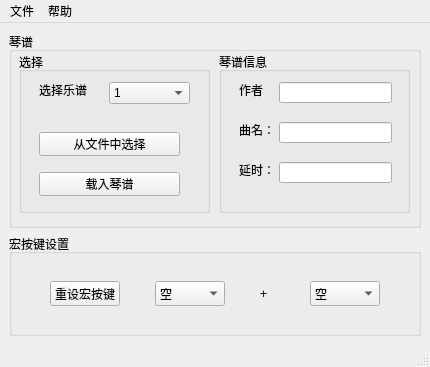
This is src/mainwindow.ui in muaying/ysMusic as Qt 5 draws it before an edit. The edited form follows.
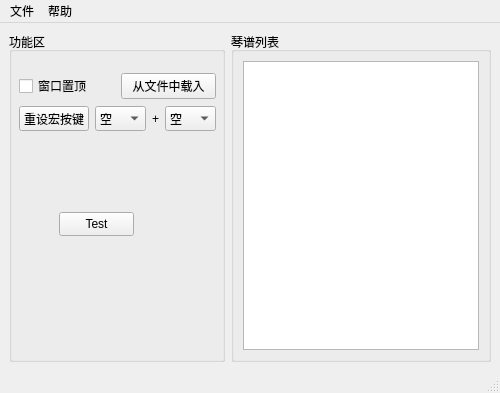
This is the edited form.

Commit message: 1. 将sheet author 等信息封装为类 Music 2. 载入的琴谱 以 表格的形式存在 3. 优化了部分代码结构

Diff of the .ui file:
```diff
--- a/src/mainwindow.ui
+++ b/src/mainwindow.ui
@@ -6,14 +6,14 @@
    <rect>
     <x>0</x>
     <y>0</y>
-    <width>430</width>
-    <height>367</height>
+    <width>500</width>
+    <height>390</height>
    </rect>
   </property>
   <property name="maximumSize">
    <size>
-    <width>430</width>
-    <height>400</height>
+    <width>500</width>
+    <height>390</height>
    </size>
   </property>
   <property name="baseSize">
@@ -26,204 +26,67 @@
    <string>原神Music</string>
   </property>
   <widget class="QWidget" name="centralwidget">
-   <layout class="QVBoxLayout" name="verticalLayout">
+   <layout class="QHBoxLayout" name="horizontalLayout_2">
     <item>
-     <widget class="QGroupBox" name="groupBox_2">
-      <property name="minimumSize">
-       <size>
-        <width>0</width>
-        <height>196</height>
-       </size>
-      </property>
-      <property name="title">
-       <string>琴谱</string>
-      </property>
-      <widget class="QGroupBox" name="groupBox_3">
-       <property name="geometry">
-        <rect>
-         <x>210</x>
-         <y>20</y>
-         <width>191</width>
-         <height>161</height>
-        </rect>
-       </property>
-       <property name="title">
-        <string>琴谱信息</string>
-       </property>
-       <widget class="QLabel" name="label_4">
-        <property name="geometry">
-         <rect>
-          <x>20</x>
-          <y>30</y>
-          <width>53</width>
-          <height>16</height>
-         </rect>
-        </property>
-        <property name="text">
-         <string>作者</string>
-        </property>
-       </widget>
-       <widget class="QLabel" name="label_5">
-        <property name="geometry">
-         <rect>
-          <x>20</x>
-          <y>70</y>
-          <width>53</width>
-          <height>16</height>
-         </rect>
-        </property>
-        <property name="text">
-         <string>曲名：</string>
-        </property>
-       </widget>
-       <widget class="QLineEdit" name="editAuthor">
-        <property name="enabled">
-         <bool>true</bool>
-        </property>
-        <property name="geometry">
-         <rect>
-          <x>60</x>
-          <y>30</y>
-          <width>113</width>
-          <height>21</height>
-         </rect>
-        </property>
-        <property name="readOnly">
-         <bool>true</bool>
-        </property>
-       </widget>
-       <widget class="QLineEdit" name="editMusicName">
-        <property name="enabled">
-         <bool>true</bool>
-        </property>
-        <property name="geometry">
-         <rect>
-          <x>60</x>
-          <y>70</y>
-          <width>113</width>
-          <height>21</height>
-         </rect>
-        </property>
-        <property name="readOnly">
-         <bool>true</bool>
-        </property>
-       </widget>
-       <widget class="QLabel" name="label_6">
-        <property name="geometry">
-         <rect>
-          <x>20</x>
-          <y>110</y>
-          <width>53</width>
-          <height>16</height>
-         </rect>
-        </property>
-        <property name="text">
-         <string>延时：</string>
-        </property>
-       </widget>
-       <widget class="QLineEdit" name="editDelay">
-        <property name="enabled">
-         <bool>true</bool>
-        </property>
-        <property name="geometry">
-         <rect>
-          <x>60</x>
-          <y>110</y>
-          <width>113</width>
-          <height>21</height>
-         </rect>
-        </property>
-        <property name="readOnly">
-         <bool>true</bool>
-        </property>
-       </widget>
-      </widget>
       <widget class="QGroupBox" name="groupBox_4">
-       <property name="geometry">
-        <rect>
-         <x>10</x>
-         <y>20</y>
-         <width>191</width>
-         <height>161</height>
-        </rect>
-       </property>
-       <property name="title">
-        <string>选择</string>
-       </property>
-       <widget class="QLabel" name="label_3">
-        <property name="geometry">
-         <rect>
-          <x>20</x>
-          <y>30</y>
-          <width>53</width>
-          <height>16</height>
-         </rect>
-        </property>
-        <property name="text">
-         <string>选择乐谱</string>
-        </property>
-       </widget>
-       <widget class="QComboBox" name="cmbSelect">
-        <property name="geometry">
-         <rect>
-          <x>90</x>
-          <y>30</y>
-          <width>81</width>
-          <height>22</height>
-         </rect>
-        </property>
-        <item>
-         <property name="text">
-          <string>1</string>
-         </property>
-        </item>
-        <item>
-         <property name="text">
-          <string>2</string>
-         </property>
-        </item>
-       </widget>
-       <widget class="QPushButton" name="btnLoadSheet">
-        <property name="geometry">
-         <rect>
-          <x>20</x>
-          <y>120</y>
-          <width>141</width>
-          <height>24</height>
-         </rect>
-        </property>
-        <property name="text">
-         <string>载入琴谱</string>
-        </property>
-       </widget>
-       <widget class="QPushButton" name="btnSelect">
-        <property name="geometry">
-         <rect>
-          <x>20</x>
-          <y>80</y>
-          <width>141</width>
-          <height>24</height>
-         </rect>
-        </property>
-        <property name="text">
-         <string>从文件中选择</string>
-        </property>
-       </widget>
-      </widget>
-     </widget>
-    </item>
-    <item>
-     <widget class="QGroupBox" name="groupBox">
+      <property name="minimumSize">
+       <size>
+        <width>200</width>
+        <height>330</height>
+       </size>
+      </property>
       <property name="maximumSize">
        <size>
         <width>16777215</width>
-        <height>132</height>
+        <height>330</height>
        </size>
       </property>
       <property name="title">
-       <string>宏按键设置</string>
+       <string>功能区</string>
       </property>
-      <layout class="QHBoxLayout" name="horizontalLayout_2">
+      <widget class="QPushButton" name="btnTest">
+       <property name="geometry">
+        <rect>
+         <x>50</x>
+         <y>180</y>
+         <width>75</width>
+         <height>24</height>
+        </rect>
+       </property>
+       <property name="text">
+        <string>Test</string>
+       </property>
+      </widget>
+      <widget class="QWidget" name="">
+       <property name="geometry">
+        <rect>
+         <x>10</x>
+         <y>40</y>
+         <width>197</width>
+         <height>60</height>
+        </rect>
+       </property>
+       <layout class="QVBoxLayout" name="verticalLayout">
+        <item>
+         <layout class="QHBoxLayout" name="horizontalLayout_5">
+          <item>
+           <widget class="QCheckBox" name="checkBoxTopWindow">
+            <property name="text">
+             <string>窗口置顶</string>
+            </property>
+           </widget>
+          </item>
+          <item>
+           <widget class="QPushButton" name="btnLoad">
+            <property name="text">
+             <string>从文件中载入</string>
+            </property>
+           </widget>
+          </item>
+         </layout>
+        </item>
+        <item>
+         <layout class="QHBoxLayout" name="horizontalLayout_3">
        <item>
         <widget class="QPushButton" name="btnResetHotkey">
          <property name="maximumSize">
@@ -238,6 +101,8 @@
         </widget>
        </item>
        <item>
+           <layout class="QHBoxLayout" name="horizontalLayout_4">
+            <item>
         <widget class="QComboBox" name="cmbHot1">
          <property name="maximumSize">
           <size>
@@ -316,6 +181,45 @@
         </widget>
        </item>
       </layout>
+          </item>
+         </layout>
+        </item>
+       </layout>
+      </widget>
+     </widget>
+    </item>
+    <item>
+     <widget class="QGroupBox" name="groupBox_3">
+      <property name="minimumSize">
+       <size>
+        <width>250</width>
+        <height>330</height>
+       </size>
+      </property>
+      <property name="maximumSize">
+       <size>
+        <width>260</width>
+        <height>330</height>
+       </size>
+      </property>
+      <property name="title">
+       <string>琴谱列表</string>
+      </property>
+      <layout class="QHBoxLayout" name="horizontalLayout">
+       <item>
+        <widget class="QTableView" name="tableView">
+         <property name="selectionMode">
+          <enum>QAbstractItemView::SingleSelection</enum>
+         </property>
+         <property name="selectionBehavior">
+          <enum>QAbstractItemView::SelectRows</enum>
+         </property>
+         <attribute name="horizontalHeaderCascadingSectionResizes">
+          <bool>true</bool>
+         </attribute>
+        </widget>
+       </item>
+      </layout>
      </widget>
     </item>
    </layout>
@@ -325,7 +229,7 @@
     <rect>
      <x>0</x>
      <y>0</y>
-     <width>430</width>
+     <width>500</width>
      <height>22</height>
     </rect>
    </property>
```
Left out of the diff: 6 changed lines with no effect on the pictures. Lines whose indentation alone changed are shown as unchanged. The commit also changes 10 other files.
